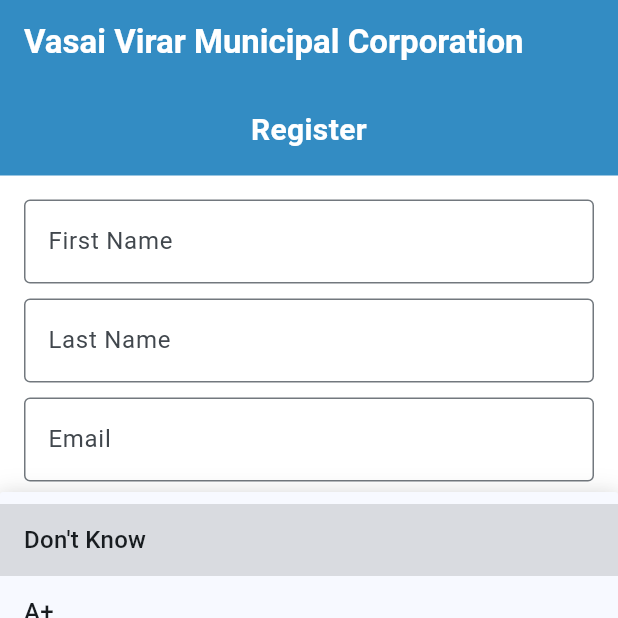
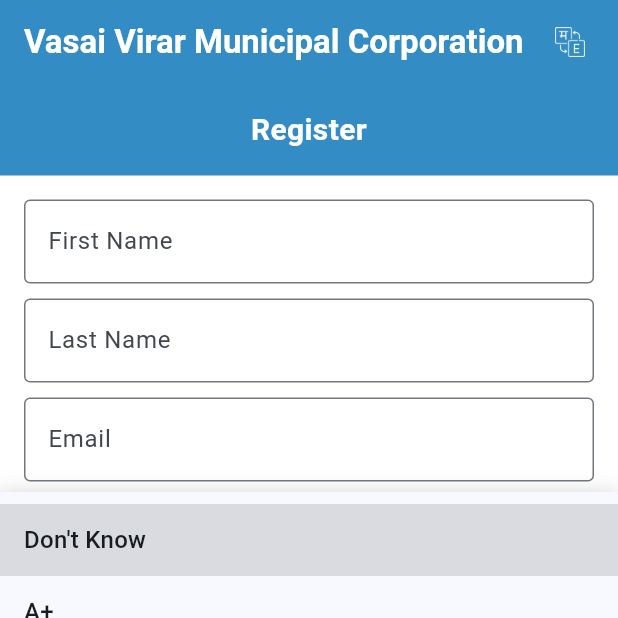
Before and after one commit to ASCENTechIndia/VVCMC_CItizen_App, a Flutter app: the screen it shows after launch, after a tap on "Select Blood Group", on a phone screen of 412 x 824 dp, the top half of it. Run offline on Flutter 3.47's test engine with Material 3 defaults, Android fonts, the phone set to English and light mode, and no system bars; our stand-ins replace get_it, image_picker, location, permission_handler, shared_preferences, webview_flutter; missing offline and left inert: flutter_downloader; generated files the repository leaves out were written again; network calls fail.

Commit message:
update locale and launcher icons

```diff
--- a/lib/feature/auth_screen.dart
+++ b/lib/feature/auth_screen.dart
@@ -7,7 +7,8 @@
 import 'package:vvcmc_citizen_app/widgets/header_widget.dart';
 
 class AuthScreen extends StatefulWidget {
-  const AuthScreen({super.key});
+  final void Function() switchLocale;
+  const AuthScreen({super.key, required this.switchLocale});
 
   @override
   State<AuthScreen> createState() => _AuthScreenState();
@@ -33,13 +34,34 @@
     return Scaffold(
       appBar: AppBar(
         backgroundColor: Theme.of(context).primaryColor,
-        title: Text(
+        title: Row(
+          mainAxisAlignment: MainAxisAlignment.spaceBetween,
+          children: [
+            Text(
               localizations.vasaiVirarMunicipalCorporation,
               style: const TextStyle(
                 fontSize: 22,
                 fontWeight: FontWeight.bold,
                 color: Colors.white,
               ),
+            ),
+            InkWell(
+              customBorder: RoundedRectangleBorder(
+                borderRadius: BorderRadius.circular(20),
+              ),
+              onTap: () async {
+                widget.switchLocale();
+              },
+              child: Padding(
+                padding: const EdgeInsets.all(4.0),
+                child: SizedBox(
+                  width: 24,
+                  height: 24,
+                  child: Image.asset("assets/icons/language.png"),
+                ),
+              ),
+            ),
+          ],
         ),
       ),
       body: PopScope(
--- a/lib/main.dart
+++ b/lib/main.dart
@@ -92,7 +92,7 @@
               case "/":
                 return prefs.getBool("loggedIn") ?? false
                     ? Main(switchLocale: switchLocale)
-                    : const AuthScreen();
+                    : AuthScreen(switchLocale: switchLocale);
               case "/main":
                 return Main(switchLocale: switchLocale);
               case "/notifications":
```
Also changed, not shown: 6 other files. Lines whose indentation alone changed are shown as unchanged.
